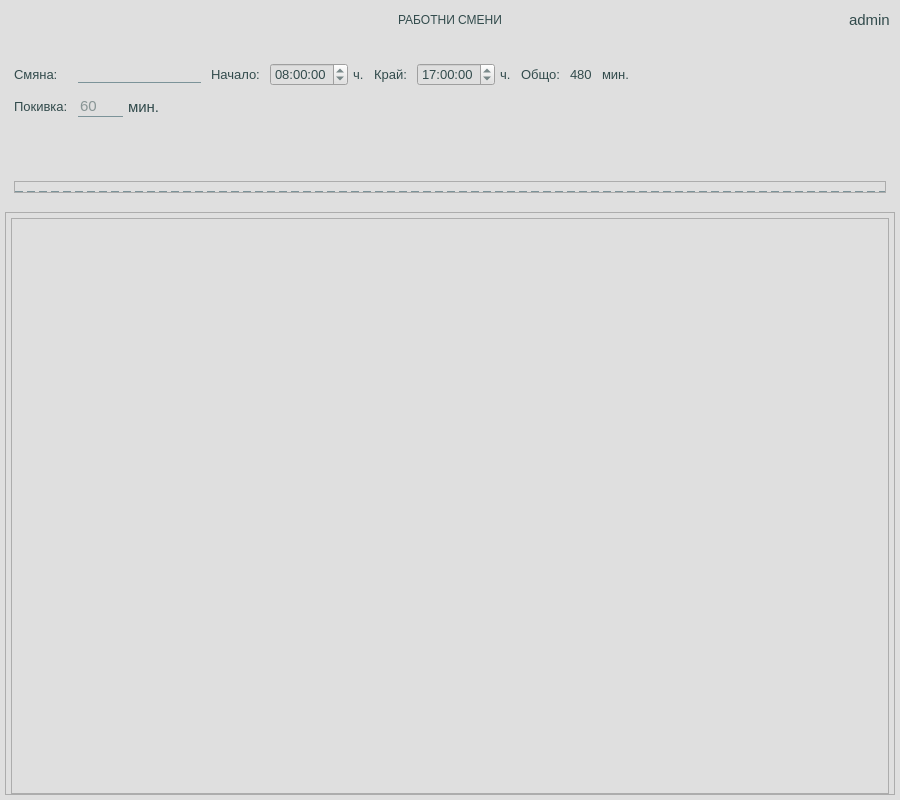
First picture: the form in app/ui/widgets/customShiftsEditWidget.ui, repository DevilPhp/WorkSalary.v01, before the edit.
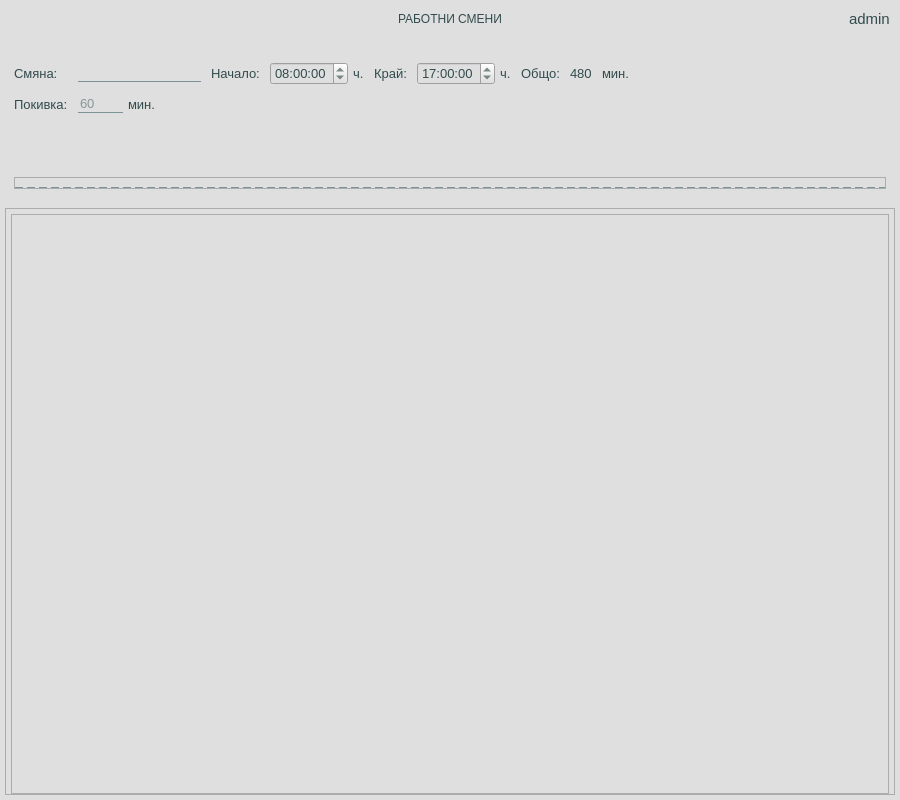
Second picture: the form after the edit. Icons and pictures are not drawn.

Diff of the .ui file:
```diff
--- a/app/ui/widgets/customShiftsEditWidget.ui
+++ b/app/ui/widgets/customShiftsEditWidget.ui
@@ -22,7 +22,7 @@
   <property name="styleSheet">
    <string notr="true">*{
 	background-color: #dfdfdf;
-	font: 600 12pt &quot;Segoe UI&quot;;
+	font: 600 11pt &quot;Segoe UI&quot;;
 	color: #324b4c;
 }
 
@@ -54,7 +54,7 @@
 	border: none;
 	border-radius: 10px;
 	padding: 5px;
-	font-size: 12pt;
+	font-size: 11pt;
 }
 
 QPushButton:hover{
@@ -63,7 +63,7 @@
 
 QLineEdit {
 	border: none;
-	font-size: 11pt;
+	font-size: 10pt;
 	border-bottom: 1px solid #7c9399;
 }
 
@@ -92,7 +92,7 @@
 }
 
 #widget_3 * {
-	font-size: 11pt;
+	font-size: 10pt;
 }</string>
   </property>
   <layout class="QVBoxLayout" name="verticalLayout">
@@ -618,7 +618,7 @@
         <x>0</x>
         <y>0</y>
         <width>888</width>
-        <height>563</height>
+        <height>566</height>
        </rect>
       </property>
       <layout class="QVBoxLayout" name="verticalLayout_12">
```
